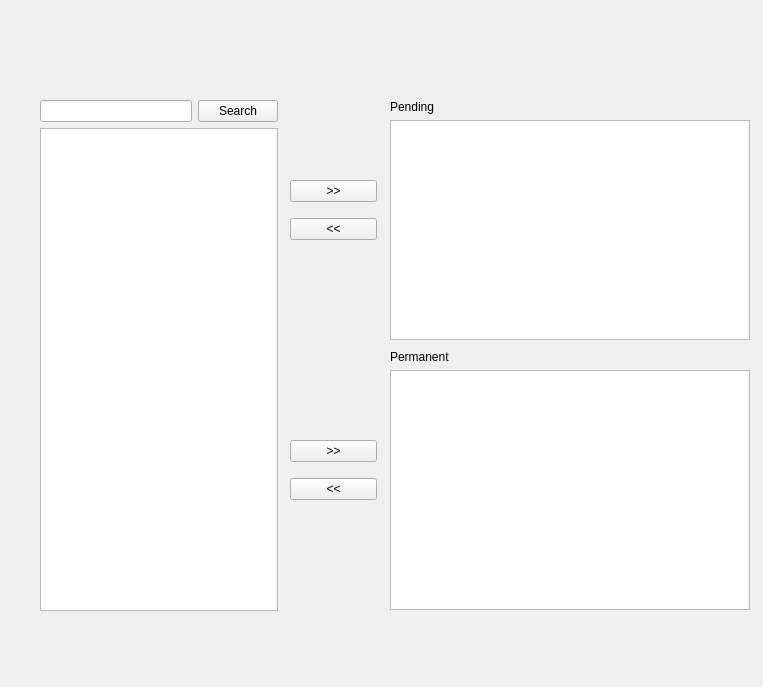
Before: the Qt Designer form OBDCU/src/View/dtcwidget.ui in z1230601/BAKK_Prodanovic_Zaric_OBD, drawn with Qt 5.
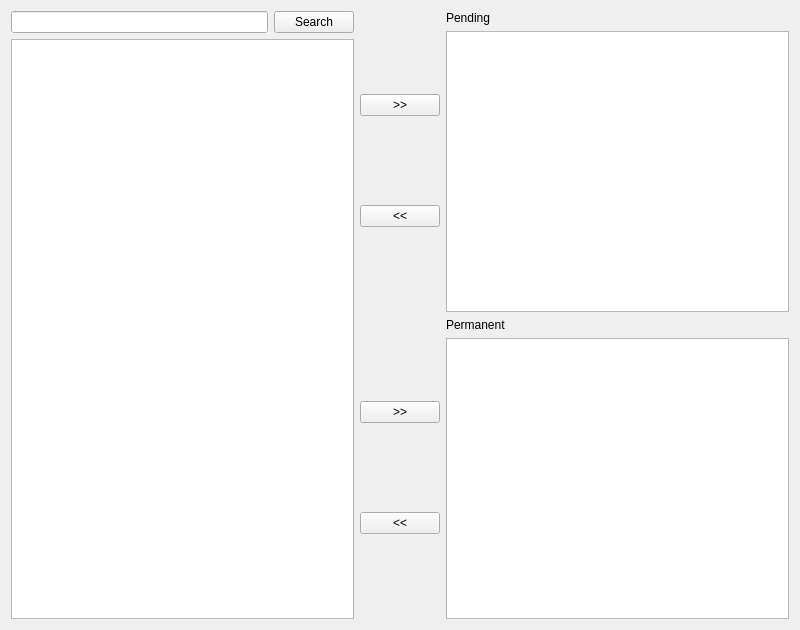
After: the same form once the commit is applied.

```diff
--- a/OBDCU/src/View/dtcwidget.ui
+++ b/OBDCU/src/View/dtcwidget.ui
@@ -6,22 +6,15 @@
    <rect>
     <x>0</x>
     <y>0</y>
-    <width>763</width>
-    <height>687</height>
+    <width>800</width>
+    <height>630</height>
    </rect>
   </property>
   <property name="windowTitle">
    <string>Form</string>
   </property>
-  <widget class="QWidget" name="verticalLayoutWidget">
-   <property name="geometry">
-    <rect>
-     <x>40</x>
-     <y>100</y>
-     <width>238</width>
-     <height>511</height>
-    </rect>
-   </property>
+  <layout class="QGridLayout" name="gridLayout">
+   <item row="0" column="0" rowspan="2">
    <layout class="QVBoxLayout" name="verticalLayout">
     <item>
      <layout class="QHBoxLayout" name="horizontalLayout">
@@ -41,16 +34,26 @@
      <widget class="QListView" name="DTCList"/>
     </item>
    </layout>
-  </widget>
-  <widget class="QWidget" name="verticalLayoutWidget_2">
-   <property name="geometry">
-    <rect>
-     <x>390</x>
-     <y>100</y>
-     <width>360</width>
-     <height>240</height>
-    </rect>
-   </property>
+   </item>
+   <item row="0" column="1">
+    <layout class="QVBoxLayout" name="verticalLayout_4">
+     <item>
+      <widget class="QPushButton" name="addToPendingButtoon">
+       <property name="text">
+        <string>&gt;&gt;</string>
+       </property>
+      </widget>
+     </item>
+     <item>
+      <widget class="QPushButton" name="removeFromPendingButton">
+       <property name="text">
+        <string>&lt;&lt;</string>
+       </property>
+      </widget>
+     </item>
+    </layout>
+   </item>
+   <item row="0" column="2">
    <layout class="QVBoxLayout" name="verticalLayout_2">
     <item>
      <widget class="QLabel" name="pendingLabel">
@@ -63,16 +66,26 @@
      <widget class="QListView" name="pendingDTCList"/>
     </item>
    </layout>
-  </widget>
-  <widget class="QWidget" name="verticalLayoutWidget_3">
-   <property name="geometry">
-    <rect>
-     <x>390</x>
-     <y>350</y>
-     <width>360</width>
-     <height>260</height>
-    </rect>
-   </property>
+   </item>
+   <item row="1" column="1">
+    <layout class="QVBoxLayout" name="verticalLayout_5">
+     <item>
+      <widget class="QPushButton" name="addToPermanentButton">
+       <property name="text">
+        <string>&gt;&gt;</string>
+       </property>
+      </widget>
+     </item>
+     <item>
+      <widget class="QPushButton" name="removeFromPermanentButton">
+       <property name="text">
+        <string>&lt;&lt;</string>
+       </property>
+      </widget>
+     </item>
+    </layout>
+   </item>
+   <item row="1" column="2">
    <layout class="QVBoxLayout" name="verticalLayout_3">
     <item>
      <widget class="QLabel" name="label_2">
@@ -85,59 +98,8 @@
      <widget class="QListView" name="permanentDTCList"/>
     </item>
    </layout>
-  </widget>
-  <widget class="QWidget" name="verticalLayoutWidget_4">
-   <property name="geometry">
-    <rect>
-     <x>290</x>
-     <y>170</y>
-     <width>87</width>
-     <height>80</height>
-    </rect>
-   </property>
-   <layout class="QVBoxLayout" name="verticalLayout_4">
-    <item>
-     <widget class="QPushButton" name="addToPendingButtoon">
-      <property name="text">
-       <string>&gt;&gt;</string>
-      </property>
-     </widget>
-    </item>
-    <item>
-     <widget class="QPushButton" name="removeFromPendingButton">
-      <property name="text">
-       <string>&lt;&lt;</string>
-      </property>
-     </widget>
-    </item>
-   </layout>
-  </widget>
-  <widget class="QWidget" name="verticalLayoutWidget_5">
-   <property name="geometry">
-    <rect>
-     <x>290</x>
-     <y>430</y>
-     <width>87</width>
-     <height>80</height>
-    </rect>
-   </property>
-   <layout class="QVBoxLayout" name="verticalLayout_5">
-    <item>
-     <widget class="QPushButton" name="addToPermanentButton">
-      <property name="text">
-       <string>&gt;&gt;</string>
-      </property>
-     </widget>
-    </item>
-    <item>
-     <widget class="QPushButton" name="removeFromPermanentButton">
-      <property name="text">
-       <string>&lt;&lt;</string>
-      </property>
-     </widget>
-    </item>
-   </layout>
-  </widget>
+   </item>
+  </layout>
  </widget>
  <resources/>
  <connections/>
```
Lines whose indentation alone changed are shown as unchanged.
